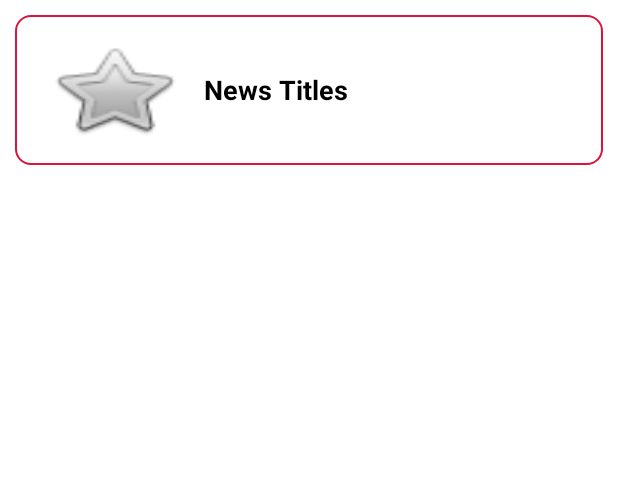
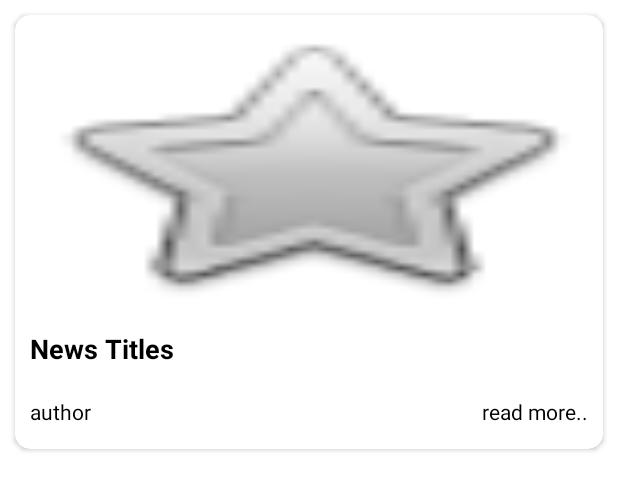
Before and after one commit to oat10539/NewsApiApplication, an Android app: the layout item_recycler.xml on its own in the app's theme, with its tools: preview values and no code run, on a phone screen of 412 x 824 dp. Shown: the top 490 px of the screen. Run offline under Robolectric (Android 15) with nearby library versions, the phone set to English and light mode, and no system bars; network calls fail.

Commit message:
Re design item_recycler

```diff
--- a/app/src/main/res/layout/item_recycler.xml
+++ b/app/src/main/res/layout/item_recycler.xml
@@ -9,42 +9,73 @@
             type="com.example.newsapi.model.NewsDetails" />
     </data>
 
-    <LinearLayout
-        android:layout_width="match_parent"
-        android:layout_height="100dp"
+    <androidx.cardview.widget.CardView
+        android:layout_width="wrap_content"
+        android:layout_height="wrap_content"
+        android:elevation="10dp"
+        app:cardCornerRadius="10dp"
         android:layout_margin="10dp"
         android:layout_marginBottom="8dp"
-        android:background="@drawable/round_box_"
-        android:orientation="horizontal">
+        android:background="@drawable/round_box_">
 
     <LinearLayout
         android:layout_width="match_parent"
-            android:layout_height="match_parent"
-            android:layout_marginStart="16dp"
-            android:layout_marginTop="12dp"
-            android:layout_marginEnd="16dp"
-            android:layout_marginBottom="12dp">
+        android:layout_height="wrap_content"
+        android:orientation="vertical">
+
 
         <ImageView
             android:id="@+id/image"
-                android:layout_width="100dp"
-                android:layout_height="match_parent"
-                android:padding="3dp"
+            android:layout_width="match_parent"
+            android:layout_height="200dp"
             android:scaleType="fitXY"
             app:newsImage="@{newsDetail.urlToImage}"
             app:srcCompat="@android:drawable/btn_star_big_off" />
 
         <TextView
             android:id="@+id/titleNews"
-                android:layout_width="wrap_content"
+            android:layout_width="match_parent"
             android:layout_height="wrap_content"
             android:layout_gravity="center"
-                android:layout_marginStart="10dp"
+            android:layout_margin="10dp"
             android:text="@{newsDetail.title}"
             android:textColor="@color/black"
             android:textSize="18sp"
             android:textStyle="bold"
             tools:text="News Titles" />
+
+        <RelativeLayout
+            android:layout_width="match_parent"
+            android:layout_height="0dp"
+            android:layout_weight="1"
+            android:paddingBottom="5dp"
+            android:layout_margin="10dp">
+
+            <TextView
+                android:id="@+id/author"
+                android:layout_width="wrap_content"
+                android:layout_height="wrap_content"
+                android:layout_gravity="start"
+                android:layout_alignParentStart="true"
+                app:author="@{newsDetail.author}"
+                android:textColor="@color/black"
+                android:textSize="14sp"
+                tools:text="author" />
+
+
+            <TextView
+                android:id="@+id/readmore"
+                android:layout_width="wrap_content"
+                android:layout_height="wrap_content"
+                android:layout_alignParentEnd="true"
+                tools:text="read more.."
+                app:date="@{newsDetail.publishedAt}"
+                android:textColor="@color/black"
+                android:textSize="14sp" />
+
+        </RelativeLayout>
+
+
     </LinearLayout>
-    </LinearLayout>
+    </androidx.cardview.widget.CardView>
 </layout>
```
Lines whose indentation alone changed are shown as unchanged.
